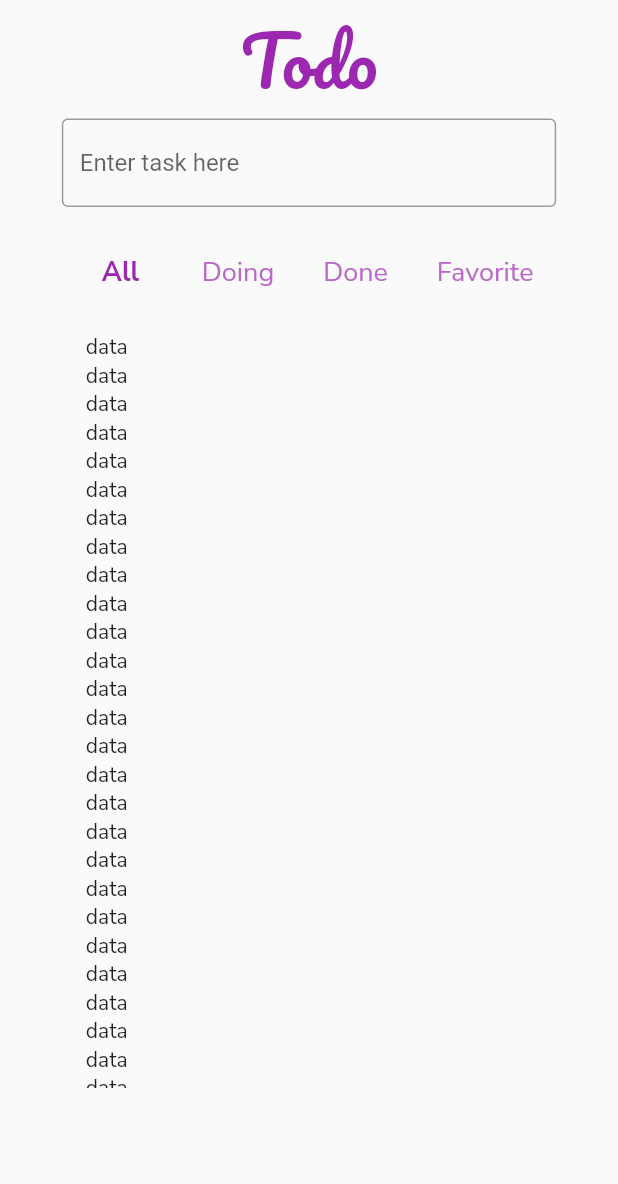
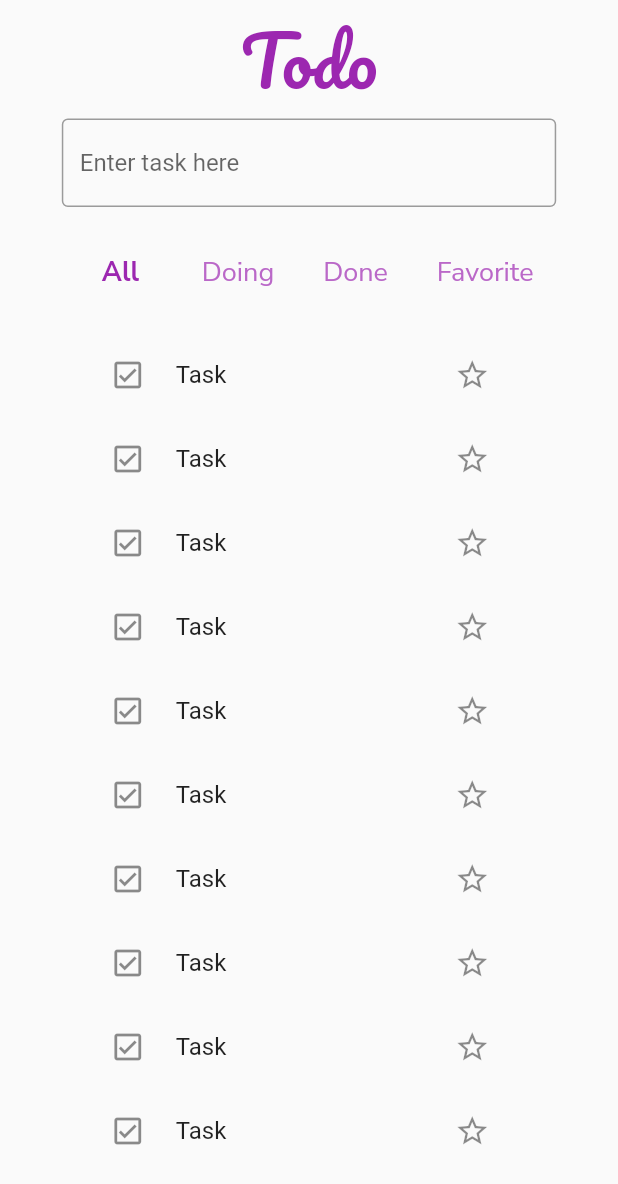
Before and after one commit to rajbahakdanyu/riverpod_cc, a Flutter app: the screen it shows after launch, on a phone screen of 412 x 824 dp. Shown: the top 1184 px of the screen. Run offline on Flutter 3.47's test engine with Material 2 defaults, Android fonts, the phone set to English and light mode, and no system bars; our stand-ins replace flutter_riverpod, google_fonts.

Commit message:
Added list tiles ad todo item

```diff
--- a/lib/screens/home.dart
+++ b/lib/screens/home.dart
@@ -17,7 +17,8 @@ class _HomeScreenState extends ConsumerState<HomeScreen> {
   @override
   Widget build(BuildContext context) {
     return Scaffold(
-      body: SingleChildScrollView(
+      body: SafeArea(
+        child: SingleChildScrollView(
           physics: const NeverScrollableScrollPhysics(),
           child: SizedBox(
             width: MediaQuery.of(context).size.width,
@@ -92,13 +93,44 @@ class _HomeScreenState extends ConsumerState<HomeScreen> {
                 ),
                 SizedBox(
                   width: MediaQuery.of(context).size.width * .8,
-                height: MediaQuery.of(context).size.height * .65,
+                  height: MediaQuery.of(context).size.height * .7,
                   child: Padding(
                     padding: const EdgeInsets.all(16),
                     child: ListView.builder(
+                      physics: const BouncingScrollPhysics(),
                       itemCount: 30,
                       itemBuilder: (context, i) {
-                      return const Text('data');
+                        return Dismissible(
+                          key: Key(i.toString()),
+                          onDismissed: (direction) {},
+                          background: Container(
+                            color: Colors.red,
+                            padding: const EdgeInsets.all(8),
+                            child: Row(
+                              mainAxisAlignment: MainAxisAlignment.spaceBetween,
+                              children: const [
+                                Icon(
+                                  Icons.delete_outline,
+                                  color: Colors.white,
+                                ),
+                                Icon(
+                                  Icons.delete_outline,
+                                  color: Colors.white,
+                                ),
+                              ],
+                            ),
+                          ),
+                          child: ListTile(
+                            leading: const Icon(Icons.check_box_outlined),
+                            title: const Text('Task'),
+                            trailing: IconButton(
+                              onPressed: () {},
+                              icon: const Icon(Icons.star_border),
+                            ),
+                            onTap: () {},
+                            horizontalTitleGap: 4,
+                          ),
+                        );
                       },
                     ),
                   ),
@@ -107,6 +139,7 @@ class _HomeScreenState extends ConsumerState<HomeScreen> {
             ),
           ),
         ),
+      ),
     );
   }
 }
```
Lines whose indentation alone changed are shown as unchanged.
